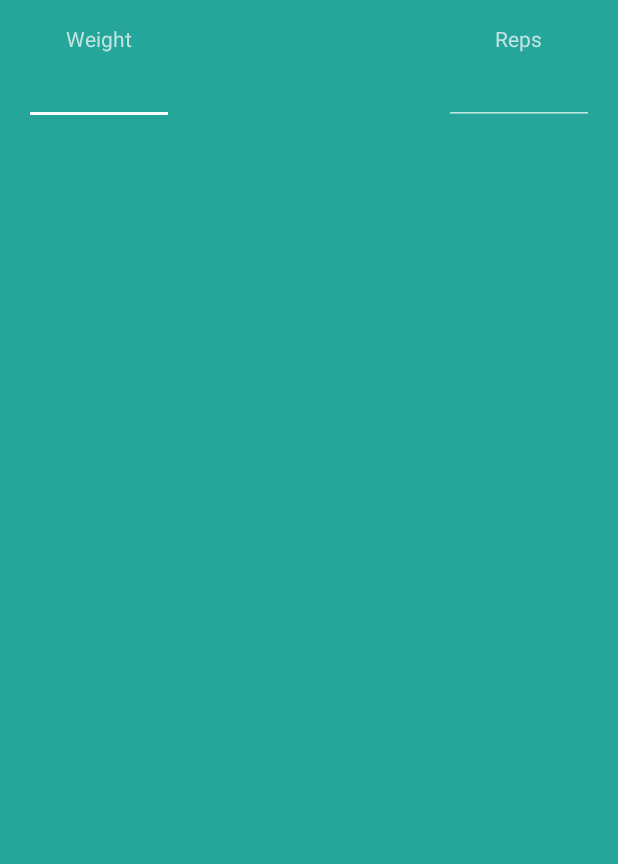
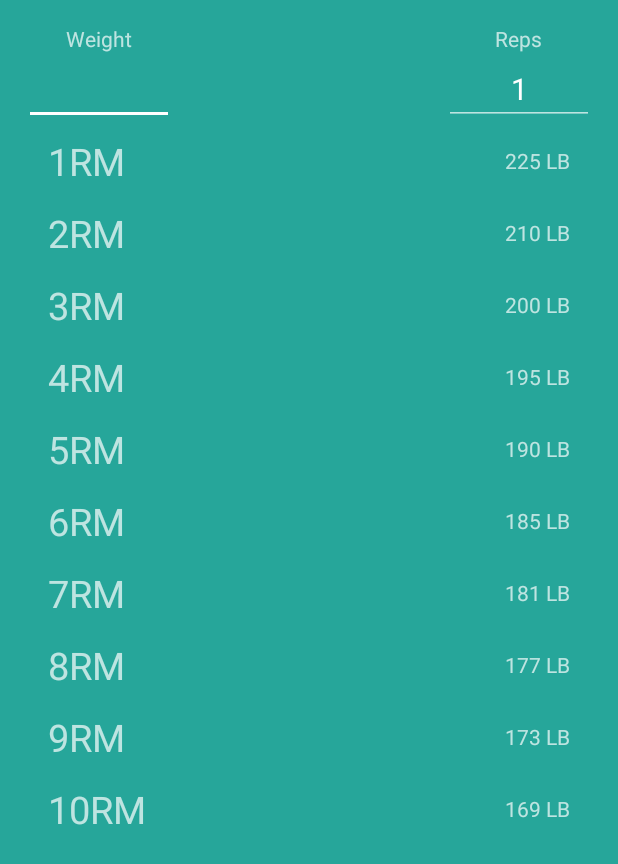
Before and after one commit to TedHoryczun/One-Rep-Max-Calculator, an Android app: the screen it shows after launch (MainActivity), on a phone screen of 412 x 824 dp. Before the commit the part shown is almost empty. Shown: the top 864 px of the screen. Run offline under Robolectric (Android 15) with nearby library versions, the phone set to English and light mode, and no system bars.

Commit message:
created RecyclerView with data

```diff
--- a/app/build.gradle
+++ b/app/build.gradle
@@ -24,4 +24,5 @@ dependencies {
     testCompile 'junit:junit:4.12'
     compile 'com.android.support:appcompat-v7:24.2.0'
     compile 'com.android.support:support-v4:24.2.0'
+    compile 'com.android.support:recyclerview-v7:21.0.+'
 }
--- a/app/src/main/java/com/repmax/devlanding/onerepmaxcalculator/MainActivity.java
+++ b/app/src/main/java/com/repmax/devlanding/onerepmaxcalculator/MainActivity.java
@@ -1,13 +1,108 @@
 package com.repmax.devlanding.onerepmaxcalculator;
 
+import android.content.ReceiverCallNotAllowedException;
 import android.support.v7.app.AppCompatActivity;
 import android.os.Bundle;
+import android.support.v7.widget.LinearLayoutManager;
+import android.support.v7.widget.RecyclerView;
+import android.text.Editable;
+import android.text.TextWatcher;
+import android.util.Log;
+import android.widget.EditText;
+
+import com.repmax.devlanding.onerepmaxcalculator.calculator.OneRepMaxTemplate;
+import com.repmax.devlanding.onerepmaxcalculator.calculator.PercentRepMax;
 
 public class MainActivity extends AppCompatActivity {
+    private RecyclerView recyclerView;
+    private EditText weightEditText;
+    private EditText repsEditText;
+
+    private int weight;
+    private int reps;
+    private int[] data;
+    private RecyclerViewAdapter adapter;
 
     @Override
     protected void onCreate(Bundle savedInstanceState) {
         super.onCreate(savedInstanceState);
         setContentView(R.layout.activity_main);
+        weightEditText = (EditText) findViewById(R.id.weightEditText);
+        repsEditText = (EditText) findViewById(R.id.repsEditText);
+
+        weight = getIntFromEditText(weightEditText.getText().toString());
+        reps = getIntFromEditText(repsEditText.getText().toString());
+
+        data = get10RepMaxs(200, 5);
+
+        adapter = new RecyclerViewAdapter(getApplicationContext(), data);
+
+        recyclerView = (RecyclerView) findViewById(R.id.recyclerView);
+        recyclerView.setLayoutManager(new LinearLayoutManager(this));
+        recyclerView.setAdapter(adapter);
+
+        weightEditText.addTextChangedListener(new TextWatcher() {
+            @Override
+            public void beforeTextChanged(CharSequence charSequence, int i, int i1, int i2) {
+
+            }
+
+            @Override
+            public void onTextChanged(CharSequence charSequence, int i, int i1, int i2) {
+                if (charSequence.equals("") || charSequence == null || charSequence.length() == 0) {
+                    weight = 0;
+                } else {
+                    weight = Integer.parseInt(charSequence.toString());
+                }
+
+            }
+
+            @Override
+            public void afterTextChanged(Editable editable) {
+                reps = Integer.parseInt(repsEditText.getText().toString());
+                data = get10RepMaxs(weight, reps);
+                adapter = new RecyclerViewAdapter(getApplicationContext(), data);
+                recyclerView.setAdapter(adapter);
+            }
+        });
+        repsEditText.addTextChangedListener(new TextWatcher() {
+            @Override
+            public void beforeTextChanged(CharSequence charSequence, int i, int i1, int i2) {
+
+            }
+
+            @Override
+            public void onTextChanged(CharSequence charSequence, int i, int i1, int i2) {
+                if (charSequence.equals("") || charSequence == null || charSequence.length() == 0) {
+                    reps = 1;
+                } else {
+                    reps = Integer.parseInt(charSequence.toString());
+                }
+            }
+
+            @Override
+            public void afterTextChanged(Editable editable) {
+                weight = Integer.parseInt(weightEditText.getText().toString());
+                data = get10RepMaxs(weight, reps);
+                adapter = new RecyclerViewAdapter(getApplicationContext(), data);
+                recyclerView.setAdapter(adapter);
+
+            }
+        });
+    }
+
+    private int getIntFromEditText(String editTextString) {
+        int editTextInt = 0;
+        if (!editTextString.isEmpty()) {
+            editTextInt = Integer.parseInt(editTextString);
+        }
+        return editTextInt;
+    }
+
+    private int[] get10RepMaxs(int weight, int reps) {
+        OneRepMaxTemplate oneRepMaxTemplate = new PercentRepMax();
+        int[] data = oneRepMaxTemplate.determineRepMaxes(weight, reps);
+
+        return data;
     }
 }
--- /dev/null
+++ b/app/src/main/java/com/repmax/devlanding/onerepmaxcalculator/RecyclerViewAdapter.java
@@ -0,0 +1,55 @@
+package com.repmax.devlanding.onerepmaxcalculator;
+
+import android.content.Context;
+import android.support.v7.widget.RecyclerView;
+import android.view.LayoutInflater;
+import android.view.View;
+import android.view.ViewGroup;
+import android.widget.TextView;
+
+import java.util.zip.Inflater;
+
+/**
+ * Created by ted on 10/10/16.
+ */
+public class RecyclerViewAdapter extends RecyclerView.Adapter<RecyclerViewAdapter.CustomViewHolder>{
+    private int[] repMaxes;
+    private Context context;
+    public RecyclerViewAdapter(Context context, int[] repMaxes) {
+        this.repMaxes = repMaxes;
+        this.context = context;
+    }
+
+    @Override
+    public CustomViewHolder onCreateViewHolder(ViewGroup parent, int viewType) {
+        View view = LayoutInflater.from(parent.getContext()).inflate(R.layout.repmax_row, parent, false);
+
+        CustomViewHolder viewHolder = new CustomViewHolder(view);
+
+        return viewHolder;
+    }
+
+    @Override
+    public void onBindViewHolder(CustomViewHolder holder, int position) {
+        int rep = repMaxes[position];
+        holder.weightRepMax.setText(String.valueOf(repMaxes[position]));
+        int repNumber = position+1;
+        holder.numberRepMax.setText(repNumber + "RM");
+
+    }
+
+    @Override
+    public int getItemCount() {
+        return repMaxes.length;
+    }
+
+    public class CustomViewHolder extends RecyclerView.ViewHolder{
+        private TextView numberRepMax;
+        private TextView weightRepMax;
+        public CustomViewHolder(View itemView) {
+            super(itemView);
+            numberRepMax = (TextView) itemView.findViewById(R.id.numberRepMax);
+            weightRepMax = (TextView) itemView.findViewById(R.id.weightRepMax);
+        }
+    }
+}
--- a/app/src/main/java/com/repmax/devlanding/onerepmaxcalculator/calculator/OneRepMaxTemplate.java
+++ b/app/src/main/java/com/repmax/devlanding/onerepmaxcalculator/calculator/OneRepMaxTemplate.java
@@ -23,7 +23,7 @@ public abstract class OneRepMaxTemplate {
     }
 
     public int[] calculateOneToTenRepMax(){
-        int[] oneToTenRepMaxs = new int[11];
+        int[] oneToTenRepMaxs = new int[10];
         oneToTenRepMaxs[0] = (int) calculateOneRepMax();
 
         double oneRepMax = oneToTenRepMaxs[0];
--- a/app/src/main/res/layout/activity_main.xml
+++ b/app/src/main/res/layout/activity_main.xml
@@ -13,6 +13,7 @@
     <RelativeLayout
         android:layout_width="wrap_content"
         android:layout_height="wrap_content"
+        android:id="@+id/weightView"
         android:layout_alignParentLeft="true">
 
     <TextView
@@ -27,6 +28,7 @@
         android:layout_height="wrap_content"
         android:gravity="center"
         android:layout_below="@id/weightTextView"
+        android:id="@+id/weightEditText"
         android:textSize="20dp"
         android:layout_centerHorizontal="true"
         />
@@ -34,6 +36,7 @@
     <RelativeLayout
         android:layout_width="wrap_content"
         android:layout_height="wrap_content"
+        android:id="@+id/repsView"
         android:layout_alignParentRight="true">
 
     <TextView
@@ -47,9 +50,16 @@
         android:layout_width="100dp"
         android:layout_height="wrap_content"
         android:gravity="center"
+        android:text="1"
         android:layout_below="@id/repsTextView"
+        android:id="@+id/repsEditText"
         android:textSize="20dp"
         android:layout_centerHorizontal="true"
         />
     </RelativeLayout>
+    <android.support.v7.widget.RecyclerView
+        android:layout_width="match_parent"
+        android:layout_height="match_parent"
+        android:layout_below="@id/repsView"
+        android:id="@+id/recyclerView"></android.support.v7.widget.RecyclerView>
 </RelativeLayout>
--- /dev/null
+++ b/app/src/main/res/layout/repmax_row.xml
@@ -0,0 +1,34 @@
+<?xml version="1.0" encoding="utf-8"?>
+<RelativeLayout xmlns:android="http://schemas.android.com/apk/res/android"
+    android:layout_width="match_parent"
+    android:layout_height="48dp"
+    android:background="@color/colorPrimary"
+    android:paddingTop="8dp">
+
+    <TextView
+        android:layout_width="wrap_content"
+        android:layout_height="wrap_content"
+        android:paddingLeft="16dp"
+        android:id="@+id/numberRepMax"
+        android:layout_centerVertical="true"
+        android:textSize="25sp"
+        android:text="1RM"/>
+
+    <TextView
+        android:layout_width="wrap_content"
+        android:layout_height="wrap_content"
+        android:layout_centerVertical="true"
+        android:layout_alignParentRight="true"
+        android:paddingRight="35dp"
+        android:id="@+id/weightRepMax"
+        android:text="200"
+        />
+    <TextView
+        android:layout_width="wrap_content"
+        android:layout_height="wrap_content"
+        android:layout_centerVertical="true"
+        android:layout_alignParentRight="true"
+        android:paddingRight="16dp"
+        android:text="LB"/>
+
+</RelativeLayout>
```
